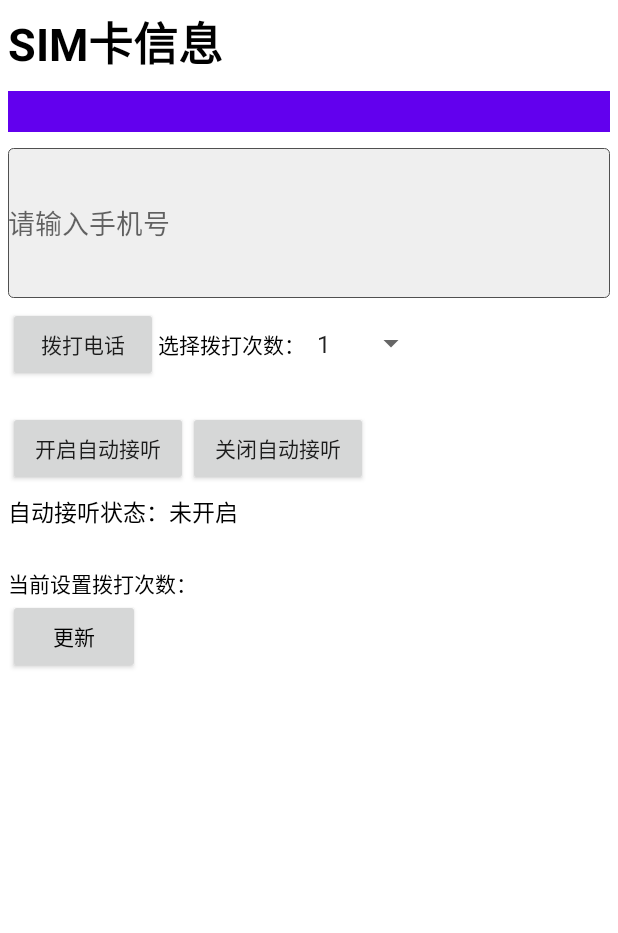
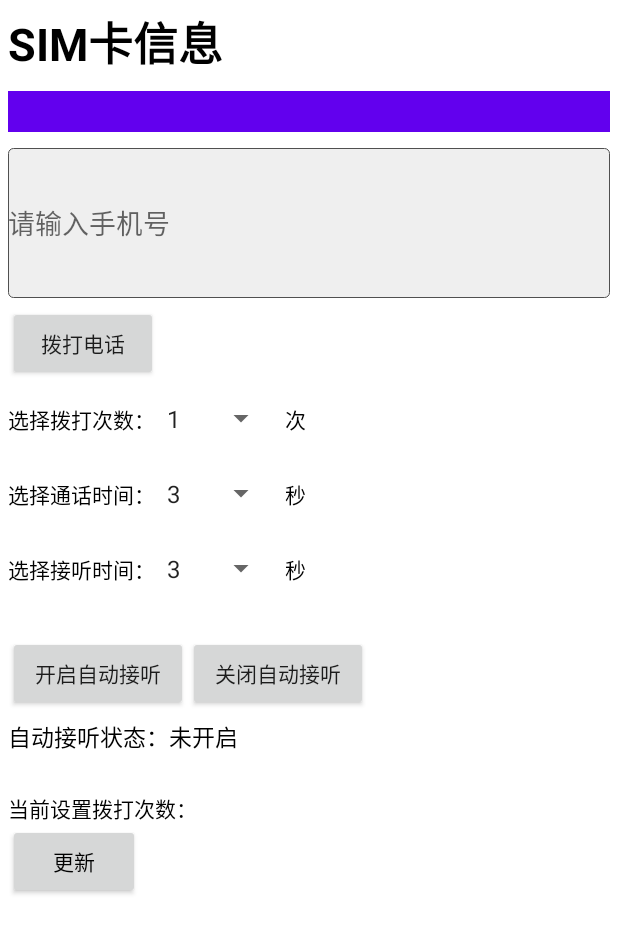
Before and after one commit to lauchun/AutoAnswer, an Android app: the layout activity_main.xml on its own in the app's theme, with its tools: preview values and no code run, on a phone screen of 412 x 824 dp. Shown: the top 933 px of the screen. Run offline under Robolectric (Android 15) with nearby library versions, the phone set to English and light mode, and no system bars.

Commit message:
feature update

```diff
--- a/app/build.gradle
+++ b/app/build.gradle
@@ -1,7 +1,7 @@
 apply plugin: 'com.android.application'
 
 android {
-    compileSdkVersion 27
+    compileSdkVersion 30
     buildToolsVersion "30.0.0"
 
     defaultConfig {
--- a/app/src/main/AndroidManifest.xml
+++ b/app/src/main/AndroidManifest.xml
@@ -16,7 +16,9 @@
             android:theme="@style/AppTheme"
             android:largeHeap="true">
         <activity android:name=".PermissionsActivity"></activity>
-        <activity android:name=".MainActivity">
+        <activity android:name=".CallActivity"/>
+        <activity android:name=".MainActivity"
+                android:launchMode="singleTop">
             <intent-filter>
                 <action android:name="android.intent.action.MAIN" />
 
--- a/app/src/main/java/com/lauchun/autoanswer/CallActivity.java
+++ b/app/src/main/java/com/lauchun/autoanswer/CallActivity.java
@@ -3,7 +3,6 @@ package com.lauchun.autoanswer;
 import android.app.Activity;
 import android.os.Bundle;
 import android.support.annotation.Nullable;
-import android.view.WindowManager;
 
 /**
  * @author ：lauchun
@@ -25,4 +24,5 @@ public class CallActivity extends Activity {
     }
 
     public static CALL_OP sCall_op = CALL_OP.NONE;
+
 }
--- a/app/src/main/java/com/lauchun/autoanswer/CallWorkActivity.java
+++ b/app/src/main/java/com/lauchun/autoanswer/CallWorkActivity.java
@@ -14,5 +14,8 @@ public class CallWorkActivity extends Activity {
     @Override
     protected void onCreate( Bundle savedInstanceState) {
         super.onCreate(savedInstanceState);
+        System.out.println("---------------------CallWorkActivity已启动---------------------");
     }
+
+
 }
--- a/app/src/main/java/com/lauchun/autoanswer/utils/PermissionUtil.java
+++ b/app/src/main/java/com/lauchun/autoanswer/utils/PermissionUtils.java
@@ -10,10 +10,10 @@ import android.support.v4.content.ContextCompat;
  * @description ：
  * @version: 1.0
  */
-public class PermissionUtil {
+public class PermissionUtils {
     private final Context mContext;
 
-    public PermissionUtil(Context context) {
+    public PermissionUtils(Context context) {
         mContext = context.getApplicationContext();
     }
 
--- a/app/src/main/res/layout/activity_main.xml
+++ b/app/src/main/res/layout/activity_main.xml
@@ -38,16 +38,16 @@
             android:singleLine="true"
             android:textColor="@color/black" />
 
+    <Button
+            android:id="@+id/bt_call"
+            android:layout_width="100dp"
+            android:layout_height="50dp"
+            android:text="拨打电话" />
+
     <LinearLayout
             android:layout_width="match_parent"
             android:layout_height="wrap_content"
             android:orientation="horizontal">
-
-        <Button
-                android:id="@+id/bt_call"
-                android:layout_width="100dp"
-                android:layout_height="50dp"
-                android:text="拨打电话" />
 
         <TextView
                 android:layout_width="wrap_content"
@@ -56,10 +56,69 @@
                 android:textColor="@color/black"/>
 
         <Spinner
+                android:id="@+id/sp_times"
                 android:layout_width="wrap_content"
                 android:layout_height="50dp"
-                android:id="@+id/times"
                 android:entries="@array/times"/>
+
+        <TextView
+                android:layout_width="wrap_content"
+                android:layout_height="50dp"
+                android:layout_marginLeft="5dp"
+                android:text="次"
+                android:textColor="@color/black"/>
+
+    </LinearLayout>
+
+    <LinearLayout
+            android:layout_width="match_parent"
+            android:layout_height="wrap_content"
+            android:orientation="horizontal">
+
+        <TextView
+                android:layout_width="wrap_content"
+                android:layout_height="50dp"
+                android:text="选择通话时间："
+                android:textColor="@color/black"/>
+
+        <Spinner
+                android:id="@+id/sp_callTime"
+                android:layout_width="wrap_content"
+                android:layout_height="50dp"
+                android:entries="@array/setTime" />
+
+        <TextView
+                android:layout_width="wrap_content"
+                android:layout_height="50dp"
+                android:layout_marginLeft="5dp"
+                android:text="秒"
+                android:textColor="@color/black"/>
+
+    </LinearLayout>
+
+    <LinearLayout
+            android:layout_width="match_parent"
+            android:layout_height="wrap_content"
+            android:orientation="horizontal">
+
+        <TextView
+                android:layout_width="wrap_content"
+                android:layout_height="50dp"
+                android:text="选择接听时间："
+                android:textColor="@color/black"/>
+
+        <Spinner
+                android:id="@+id/sp_acceptTime"
+                android:layout_width="wrap_content"
+                android:layout_height="50dp"
+                android:entries="@array/setTime"/>
+
+        <TextView
+                android:layout_width="wrap_content"
+                android:layout_height="50dp"
+                android:layout_marginLeft="5dp"
+                android:text="秒"
+                android:textColor="@color/black"/>
 
     </LinearLayout>
 
--- /dev/null
+++ b/app/src/main/res/values/time.xml
@@ -0,0 +1,13 @@
+<?xml version="1.0" encoding="utf-8"?>
+<resources>
+    <string-array name="setTime">
+        <item>3</item>
+        <item>4</item>
+        <item>5</item>
+        <item>6</item>
+        <item>7</item>
+        <item>8</item>
+        <item>9</item>
+        <item>10</item>
+    </string-array>
+</resources>
```
Also changed, not shown: app/src/main/java/com/lauchun/autoanswer/MainActivity.java (+76 -14 lines), app/src/main/java/com/lauchun/autoanswer/PermissionsActivity.java (+4 -4 lines), app/src/main/java/com/lauchun/autoanswer/listener/CallReceiver.java (+10 -11 lines), app/src/main/java/com/lauchun/autoanswer/service/CallService.java (+32 -20 lines), app/src/main/java/com/lauchun/autoanswer/utils/PhoneUtils.java (renamed from app/src/main/java/com/lauchun/autoanswer/utils/PhoneUtil.java, +19 -2 lines), app/src/main/java/com/lauchun/autoanswer/utils/ServiceUtils.java (added, +37 -0 lines), build.gradle (+6 -4 lines), 5 other files.
